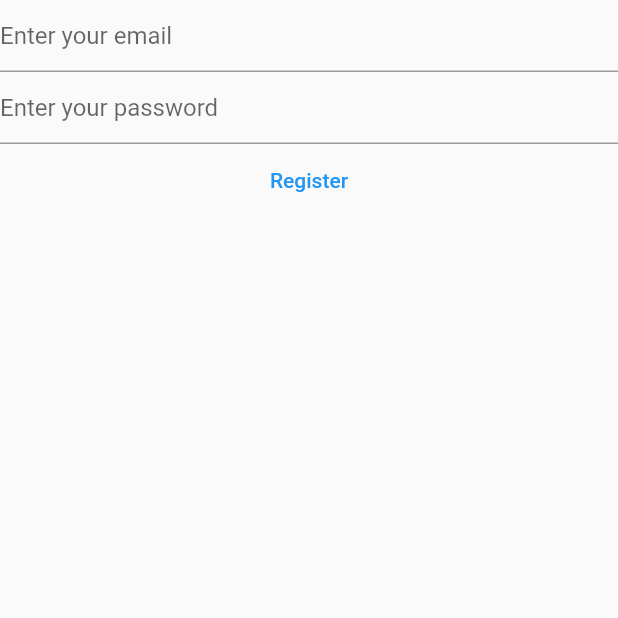
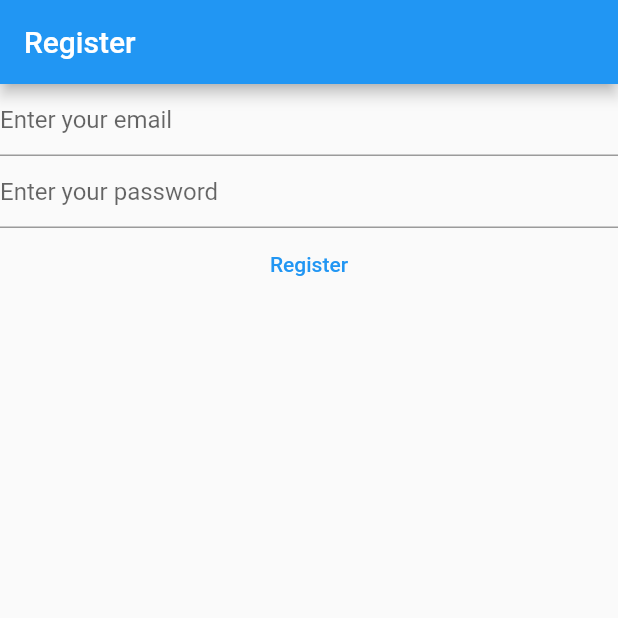
Before and after one commit to TheNoumanDev/Flutter-Learning, a Flutter app: the RegisterView screen opened directly, on a phone screen of 412 x 824 dp, the top half of it. Run offline on Flutter 3.47's test engine with Material 2 defaults, Android fonts, the phone set to English and light mode, and no system bars; our stand-ins replace firebase_auth, firebase_core; accounts and stored records are empty.

```diff
--- a/practice_app/lib/Views/Register_View.dart
+++ b/practice_app/lib/Views/Register_View.dart
@@ -31,7 +31,11 @@ class _RegisterViewState extends State<RegisterView> {
 
   @override
   Widget build(BuildContext context) {
-    return Column(
+    return Scaffold(
+      appBar: AppBar(
+        title: const Text("Register"),
+      ),
+      body: Column(
         children: [
           TextField(
             enableSuggestions: false,
@@ -72,6 +76,7 @@ class _RegisterViewState extends State<RegisterView> {
             },
             child: const Text('Register'),
           ),
+
           // ElevatedButton(
           //   style: style,
           //   onPressed: null,
@@ -145,6 +150,7 @@ class _RegisterViewState extends State<RegisterView> {
           //   ),
           // ),
         ],
+      ),
     );
   }
 }
```
Also changed, not shown: practice_app/lib/Views/Login_View.dart (+7 -0 lines), practice_app/lib/main.dart (+14 -9 lines), practice_app/pubspec.lock. Lines whose indentation alone changed are shown as unchanged.
